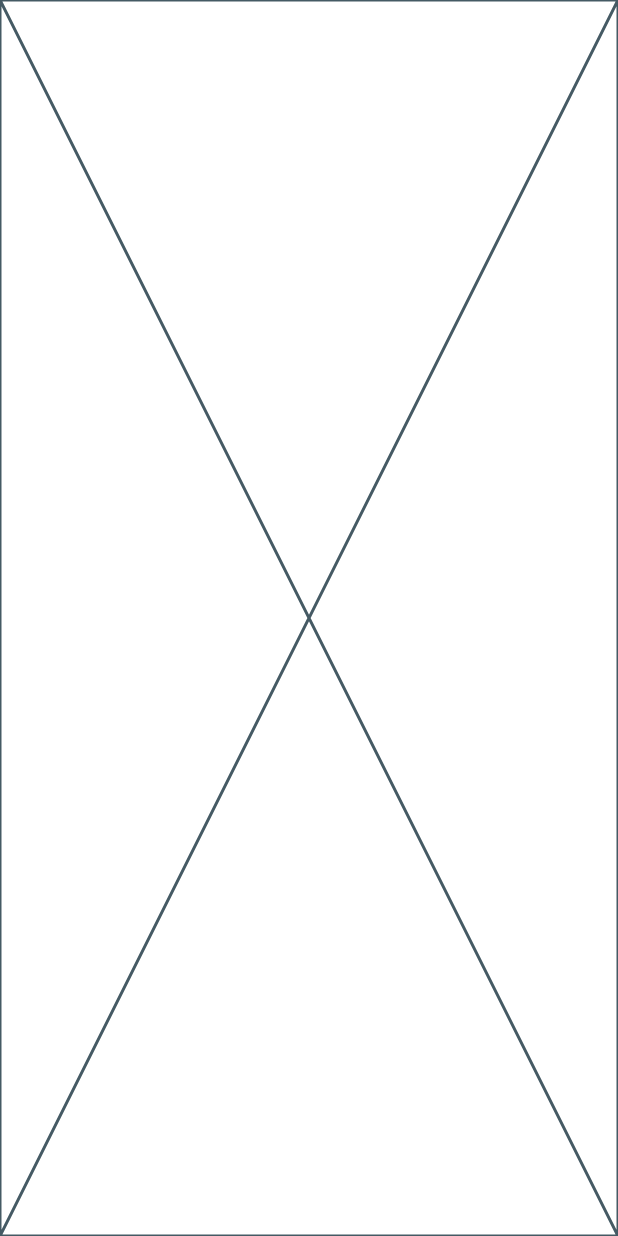
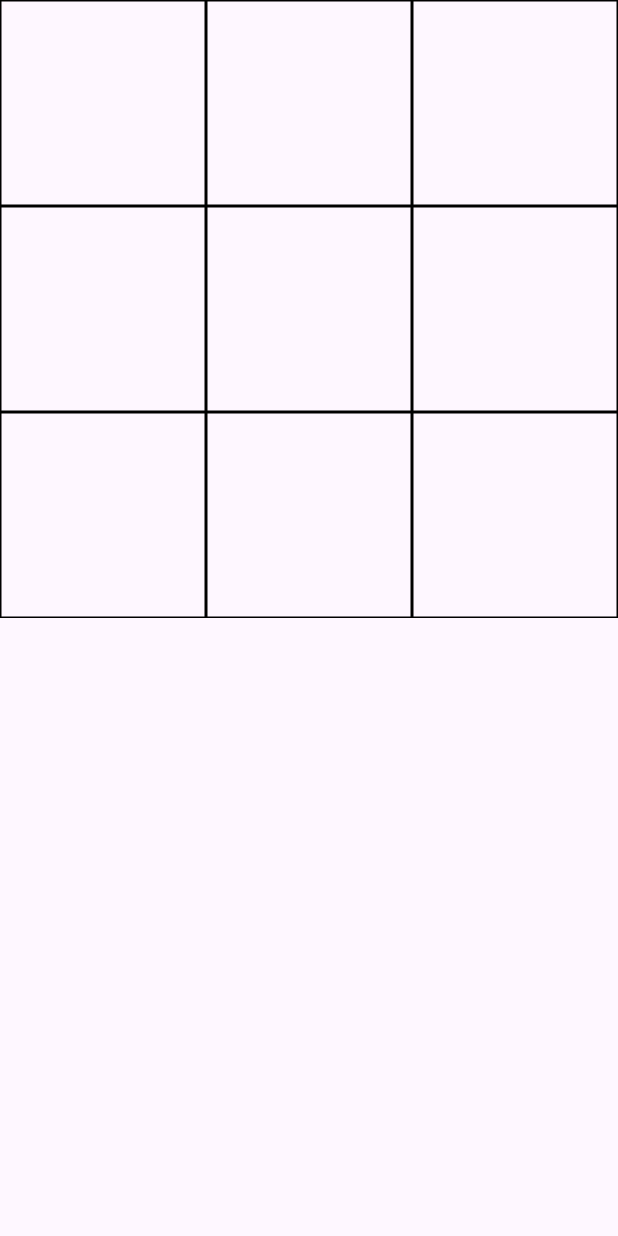
Before and after one commit to guilhermeSchiochet/noughts_and_crosses, a Flutter app: the screen it shows after launch, on a phone screen of 412 x 824 dp. Run offline on Flutter 3.47's test engine with Material 2 defaults, Android fonts, the phone set to English and light mode, and no system bars.

Commit message:
create table.

```diff
--- a/lib/presentation/screens/game.dart
+++ b/lib/presentation/screens/game.dart
@@ -1,5 +1,4 @@
-import 'package:flutter/src/widgets/framework.dart';
-import 'package:flutter/src/widgets/placeholder.dart';
+import 'package:flutter/material.dart';
 
 class Game extends StatefulWidget {
   const Game({super.key});
@@ -9,8 +8,38 @@ class Game extends StatefulWidget {
 }
 
 class _GameState extends State<Game> {
+
   @override
   Widget build(BuildContext context) {
-    return const Placeholder();
+    return Scaffold(
+      body: _componente
+    );
   }
+
+  Widget get _componente {
+    return GridView.builder(
+      gridDelegate:
+        SliverGridDelegateWithFixedCrossAxisCount(crossAxisCount: 3),
+      itemCount: 9,
+      itemBuilder: (BuildContext context, int index) {
+        return GestureDetector(
+          onTap: () {
+            // Lógica para lidar com o clique na célula do jogo.
+          },
+          child: Container(
+            decoration: BoxDecoration(
+              border: Border.all(),
+            ),
+            child: Center(
+              child: Text(
+                '',
+                style: TextStyle(fontSize: 48.0),
+              ),
+            ),
+          ),
+        );
+      },
+    );
+  }
+
 }
```
